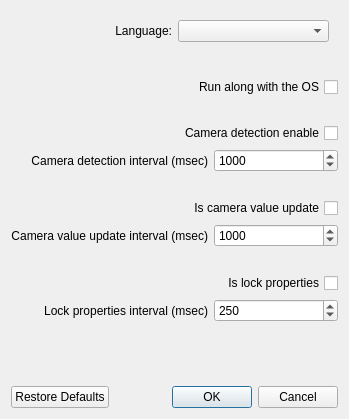
First picture: the form in MainProject/gui/fssettingsdialog.ui, repository Setig/WebCamForceSettings, before the edit.
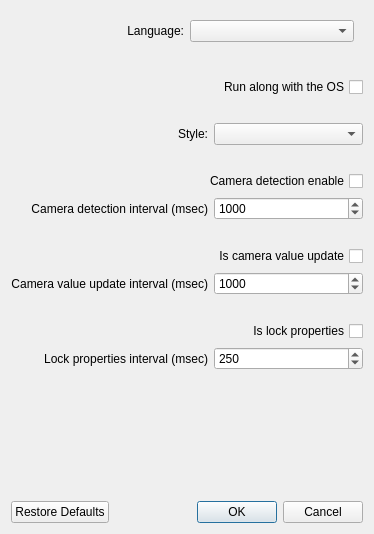
Second picture: the form after the edit.

```diff
--- a/MainProject/gui/fssettingsdialog.ui
+++ b/MainProject/gui/fssettingsdialog.ui
@@ -6,15 +6,73 @@
    <rect>
     <x>0</x>
     <y>0</y>
-    <width>349</width>
-    <height>419</height>
+    <width>374</width>
+    <height>534</height>
    </rect>
   </property>
   <property name="windowTitle">
    <string>Settings dialog</string>
   </property>
   <layout class="QGridLayout" name="gridLayout">
-   <item row="6" column="0">
+   <item row="12" column="0" colspan="2">
+    <spacer name="verticalSpacer_5">
+     <property name="orientation">
+      <enum>Qt::Vertical</enum>
+     </property>
+     <property name="sizeType">
+      <enum>QSizePolicy::Fixed</enum>
+     </property>
+     <property name="sizeHint" stdset="0">
+      <size>
+       <width>20</width>
+       <height>20</height>
+      </size>
+     </property>
+    </spacer>
+   </item>
+   <item row="1" column="0" colspan="2">
+    <spacer name="verticalSpacer_1">
+     <property name="orientation">
+      <enum>Qt::Vertical</enum>
+     </property>
+     <property name="sizeType">
+      <enum>QSizePolicy::Fixed</enum>
+     </property>
+     <property name="sizeHint" stdset="0">
+      <size>
+       <width>20</width>
+       <height>20</height>
+      </size>
+     </property>
+    </spacer>
+   </item>
+   <item row="8" column="1">
+    <widget class="QSpinBox" name="spinBoxCameraDetectionInterval">
+     <property name="minimum">
+      <number>100</number>
+     </property>
+     <property name="maximum">
+      <number>10000</number>
+     </property>
+     <property name="singleStep">
+      <number>50</number>
+     </property>
+     <property name="value">
+      <number>1000</number>
+     </property>
+    </widget>
+   </item>
+   <item row="14" column="0">
+    <widget class="QLabel" name="labelLockPropertiesInterval">
+     <property name="text">
+      <string>Lock properties interval (msec)</string>
+     </property>
+     <property name="alignment">
+      <set>Qt::AlignRight|Qt::AlignTrailing|Qt::AlignVCenter</set>
+     </property>
+    </widget>
+   </item>
+   <item row="8" column="0">
     <widget class="QLabel" name="labelCameraDetectionInterval">
      <property name="text">
       <string>Camera detection interval (msec)</string>
@@ -34,55 +92,64 @@
      </property>
     </widget>
    </item>
-   <item row="13" column="0" colspan="2">
+   <item row="14" column="1">
+    <widget class="QSpinBox" name="spinBoxLockPropertiesInterval">
+     <property name="minimum">
+      <number>100</number>
+     </property>
+     <property name="maximum">
+      <number>10000</number>
+     </property>
+     <property name="singleStep">
+      <number>50</number>
+     </property>
+     <property name="value">
+      <number>250</number>
+     </property>
+    </widget>
+   </item>
+   <item row="5" column="0" colspan="2">
+    <spacer name="verticalSpacer_3">
+     <property name="orientation">
+      <enum>Qt::Vertical</enum>
+     </property>
+     <property name="sizeType">
+      <enum>QSizePolicy::Fixed</enum>
+     </property>
+     <property name="sizeHint" stdset="0">
+      <size>
+       <width>20</width>
+       <height>20</height>
+      </size>
+     </property>
+    </spacer>
+   </item>
+   <item row="6" column="0" colspan="2">
+    <widget class="QCheckBox" name="checkBoxIsCameraDetectionEnable">
+     <property name="layoutDirection">
+      <enum>Qt::RightToLeft</enum>
+     </property>
+     <property name="text">
+      <string>Camera detection enable</string>
+     </property>
+    </widget>
+   </item>
+   <item row="9" column="0" colspan="2">
     <spacer name="verticalSpacer_4">
      <property name="orientation">
       <enum>Qt::Vertical</enum>
      </property>
+     <property name="sizeType">
+      <enum>QSizePolicy::Fixed</enum>
+     </property>
      <property name="sizeHint" stdset="0">
       <size>
        <width>20</width>
-       <height>40</height>
+       <height>20</height>
       </size>
      </property>
     </spacer>
    </item>
-   <item row="9" column="0">
-    <widget class="QLabel" name="labelCameraValueUpdateInterval">
-     <property name="text">
-      <string>Camera value update interval (msec)</string>
-     </property>
-     <property name="alignment">
-      <set>Qt::AlignRight|Qt::AlignTrailing|Qt::AlignVCenter</set>
-     </property>
-    </widget>
-   </item>
-   <item row="6" column="1">
-    <widget class="QSpinBox" name="spinBoxCameraDetectionInterval">
-     <property name="minimum">
-      <number>100</number>
-     </property>
-     <property name="maximum">
-      <number>10000</number>
-     </property>
-     <property name="singleStep">
-      <number>50</number>
-     </property>
-     <property name="value">
-      <number>1000</number>
-     </property>
-    </widget>
-   </item>
-   <item row="14" column="0" colspan="2">
-    <widget class="QDialogButtonBox" name="buttonBox">
-     <property name="orientation">
-      <enum>Qt::Horizontal</enum>
-     </property>
-     <property name="standardButtons">
-      <set>QDialogButtonBox::Cancel|QDialogButtonBox::Ok|QDialogButtonBox::RestoreDefaults</set>
-     </property>
-    </widget>
-   </item>
    <item row="0" column="0" colspan="2">
     <widget class="QWidget" name="widget" native="true">
      <layout class="QGridLayout" name="gridLayout_2">
@@ -102,7 +169,17 @@
      </layout>
     </widget>
    </item>
-   <item row="11" column="0" colspan="2">
+   <item row="16" column="0" colspan="2">
+    <widget class="QDialogButtonBox" name="buttonBox">
+     <property name="orientation">
+      <enum>Qt::Horizontal</enum>
+     </property>
+     <property name="standardButtons">
+      <set>QDialogButtonBox::Cancel|QDialogButtonBox::Ok|QDialogButtonBox::RestoreDefaults</set>
+     </property>
+    </widget>
+   </item>
+   <item row="13" column="0" colspan="2">
     <widget class="QCheckBox" name="checkBoxIsLockProperties">
      <property name="layoutDirection">
       <enum>Qt::RightToLeft</enum>
@@ -112,22 +189,6 @@
      </property>
     </widget>
    </item>
-   <item row="7" column="0" colspan="2">
-    <spacer name="verticalSpacer_3">
-     <property name="orientation">
-      <enum>Qt::Vertical</enum>
-     </property>
-     <property name="sizeType">
-      <enum>QSizePolicy::Fixed</enum>
-     </property>
-     <property name="sizeHint" stdset="0">
-      <size>
-       <width>20</width>
-       <height>20</height>
-      </size>
-     </property>
-    </spacer>
-   </item>
    <item row="3" column="0" colspan="2">
     <spacer name="verticalSpacer_2">
      <property name="orientation">
@@ -144,39 +205,30 @@
      </property>
     </spacer>
    </item>
+   <item row="15" column="0" colspan="2">
+    <spacer name="verticalSpacer_6">
+     <property name="orientation">
+      <enum>Qt::Vertical</enum>
+     </property>
+     <property name="sizeHint" stdset="0">
+      <size>
+       <width>20</width>
+       <height>40</height>
+      </size>
+     </property>
+    </spacer>
+   </item>
+   <item row="11" column="0">
+    <widget class="QLabel" name="labelCameraValueUpdateInterval">
+     <property name="text">
+      <string>Camera value update interval (msec)</string>
+     </property>
+     <property name="alignment">
+      <set>Qt::AlignRight|Qt::AlignTrailing|Qt::AlignVCenter</set>
+     </property>
+    </widget>
+   </item>
    <item row="10" column="0" colspan="2">
-    <spacer name="verticalSpacer_5">
-     <property name="orientation">
-      <enum>Qt::Vertical</enum>
-     </property>
-     <property name="sizeType">
-      <enum>QSizePolicy::Fixed</enum>
-     </property>
-     <property name="sizeHint" stdset="0">
-      <size>
-       <width>20</width>
-       <height>20</height>
-      </size>
-     </property>
-    </spacer>
-   </item>
-   <item row="9" column="1">
-    <widget class="QSpinBox" name="spinBoxCameraValueUpdateInterval">
-     <property name="minimum">
-      <number>100</number>
-     </property>
-     <property name="maximum">
-      <number>10000</number>
-     </property>
-     <property name="singleStep">
-      <number>50</number>
-     </property>
-     <property name="value">
-      <number>1000</number>
-     </property>
-    </widget>
-   </item>
-   <item row="8" column="0" colspan="2">
     <widget class="QCheckBox" name="checkBoxIsCameraValueUpdateEnable">
      <property name="layoutDirection">
       <enum>Qt::RightToLeft</enum>
@@ -186,8 +238,8 @@
      </property>
     </widget>
    </item>
-   <item row="12" column="1">
-    <widget class="QSpinBox" name="spinBoxLockPropertiesInterval">
+   <item row="11" column="1">
+    <widget class="QSpinBox" name="spinBoxCameraValueUpdateInterval">
      <property name="minimum">
       <number>100</number>
      </property>
@@ -198,46 +250,23 @@
       <number>50</number>
      </property>
      <property name="value">
-      <number>250</number>
+      <number>1000</number>
      </property>
     </widget>
    </item>
-   <item row="12" column="0">
-    <widget class="QLabel" name="labelLockPropertiesInterval">
+   <item row="4" column="1">
+    <widget class="QComboBox" name="comboBoxStyle"/>
+   </item>
+   <item row="4" column="0">
+    <widget class="QLabel" name="labelStyle">
      <property name="text">
-      <string>Lock properties interval (msec)</string>
+      <string>Style:</string>
      </property>
      <property name="alignment">
       <set>Qt::AlignRight|Qt::AlignTrailing|Qt::AlignVCenter</set>
      </property>
     </widget>
    </item>
-   <item row="4" column="0" colspan="2">
-    <widget class="QCheckBox" name="checkBoxIsCameraDetectionEnable">
-     <property name="layoutDirection">
-      <enum>Qt::RightToLeft</enum>
-     </property>
-     <property name="text">
-      <string>Camera detection enable</string>
-     </property>
-    </widget>
-   </item>
-   <item row="1" column="0" colspan="2">
-    <spacer name="verticalSpacer_1">
-     <property name="orientation">
-      <enum>Qt::Vertical</enum>
-     </property>
-     <property name="sizeType">
-      <enum>QSizePolicy::Fixed</enum>
-     </property>
-     <property name="sizeHint" stdset="0">
-      <size>
-       <width>20</width>
-       <height>20</height>
-      </size>
-     </property>
-    </spacer>
-   </item>
   </layout>
  </widget>
  <tabstops>
```
